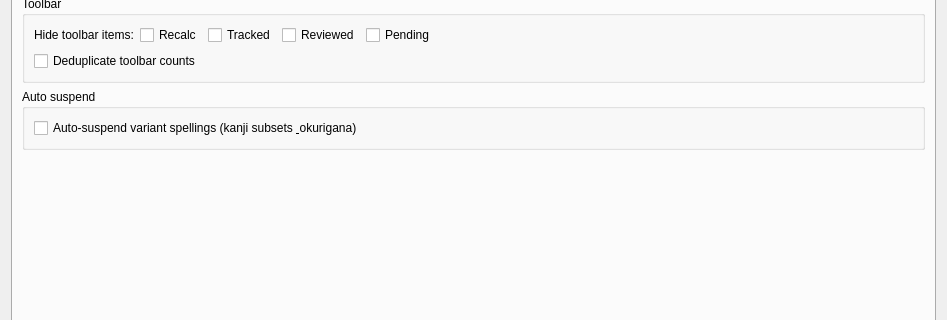
travv0/prioritysieve, file prioritysieve/ui/settings_dialog.ui: the form before one commit; both pictures show x 0 to 947 and y 117 to 437 of the 947 by 587 pixel window.
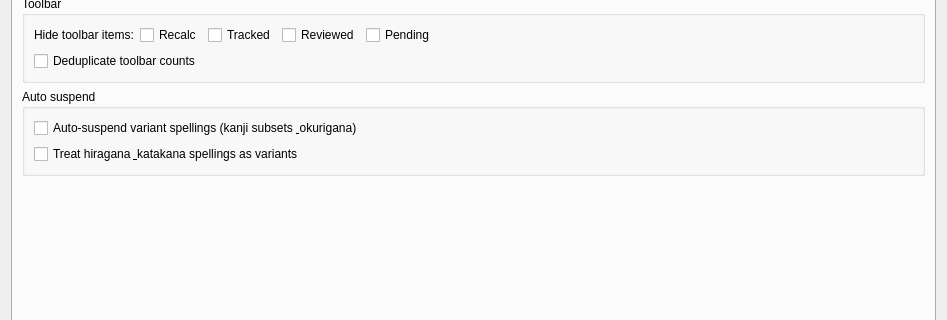
The form after the commit.

Commit message: Gate kana variant merging behind setting

Patch:
```diff
--- a/prioritysieve/ui/settings_dialog.ui
+++ b/prioritysieve/ui/settings_dialog.ui
@@ -142,6 +142,13 @@
             </property>
            </widget>
           </item>
+           <item>
+            <widget class="QCheckBox" name="mergeKanaVariantsCheckBox">
+             <property name="text">
+              <string>Treat hiragana &amp; katakana spellings as variants</string>
+             </property>
+            </widget>
+           </item>
          </layout>
         </widget>
         </item>
```
Lines whose indentation alone changed are shown as unchanged. The commit also changes 11 other files.
